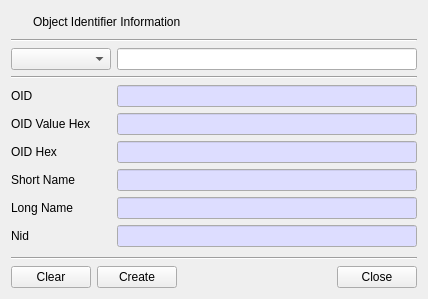
This is BerEditor/oid_info_dlg.ui in jykim74/BerEditor as Qt 5 draws it before an edit. The edited form follows.
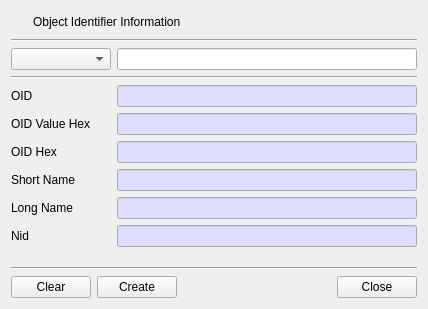
This is the edited form. Icons and pictures are not drawn.

What changed in the file:
```diff
--- a/BerEditor/oid_info_dlg.ui
+++ b/BerEditor/oid_info_dlg.ui
@@ -7,7 +7,7 @@
     <x>0</x>
     <y>0</y>
     <width>426</width>
-    <height>299</height>
+    <height>309</height>
    </rect>
   </property>
   <property name="windowTitle">
```
Left out of the diff: 7 changed lines with no effect on the pictures.
